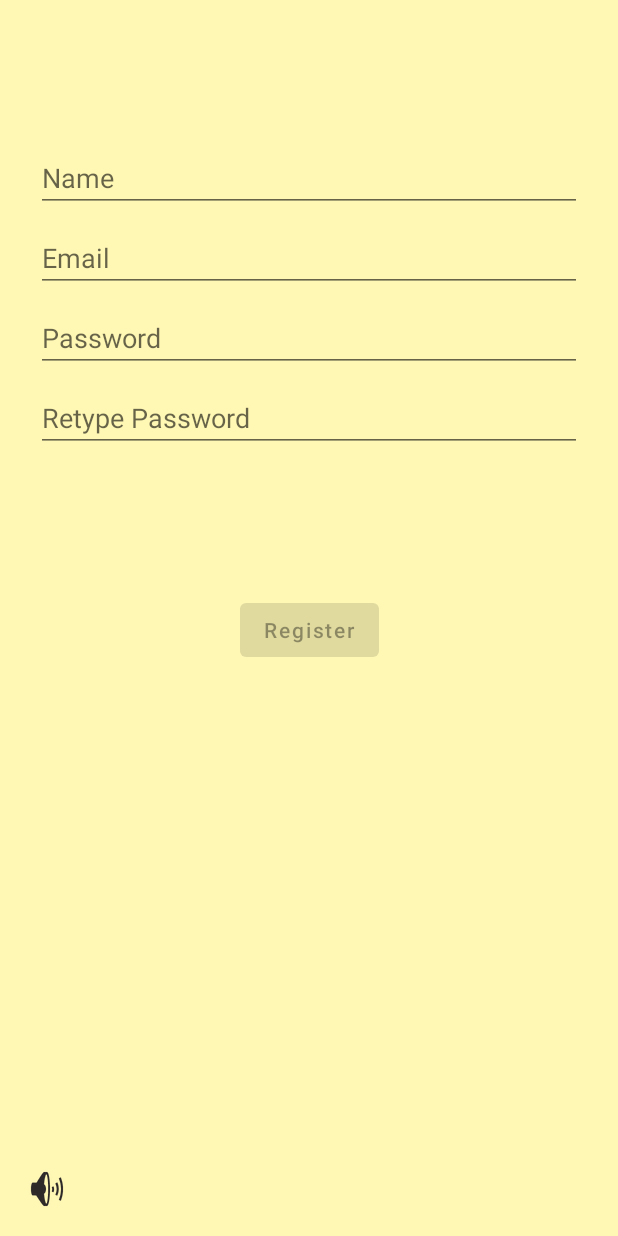
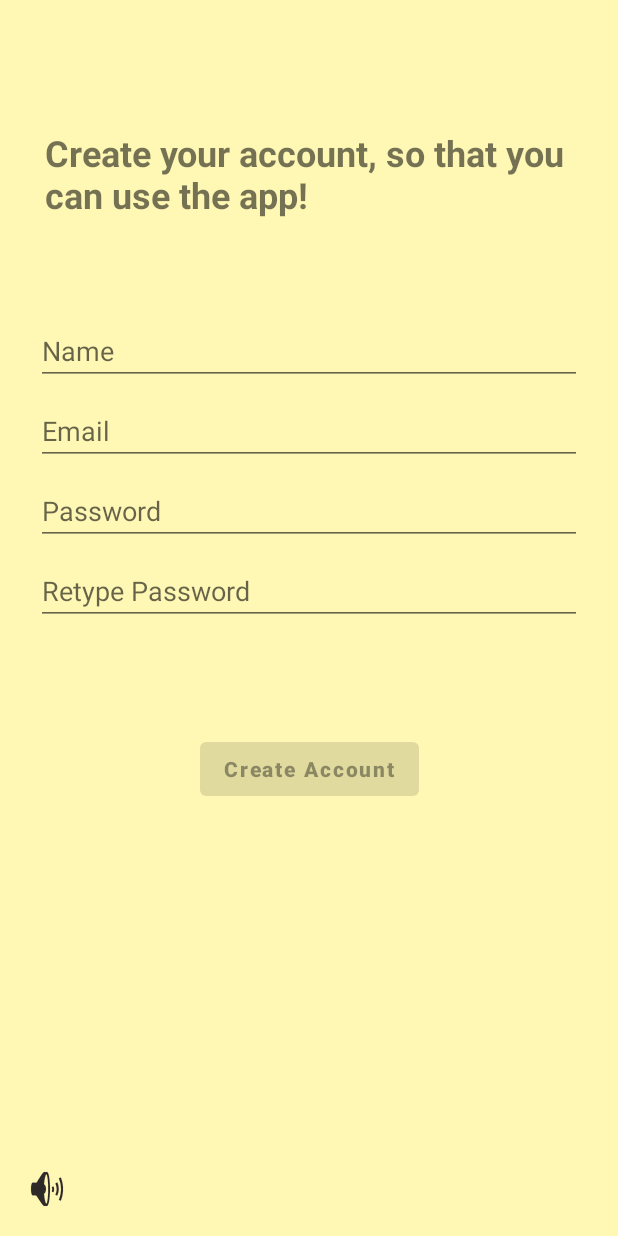
Before and after one commit to georgeaidinis/NTUA, an Android app: the SignupFragment screen opened through its navigation route, on a phone screen of 412 x 824 dp. Run offline under Robolectric (Android 15) with nearby library versions, the phone set to English and light mode, and no system bars; our stand-ins replace Firebase (no records; nobody signed in at launch, a user with empty details on screens opened directly); 1 statement that could not run was skipped.

Commit message:
done with views 1,2,3

```diff
--- a/HCI/MySecondAndroidApp/app/src/main/res/layout/activity_signup.xml
+++ b/HCI/MySecondAndroidApp/app/src/main/res/layout/activity_signup.xml
@@ -15,14 +15,14 @@
         android:layout_width="0dp"
         android:layout_height="wrap_content"
         android:layout_marginStart="24dp"
-        android:layout_marginTop="96dp"
+        android:layout_marginTop="65dp"
+
         android:layout_marginEnd="24dp"
-
         android:hint="@string/prompt_name"
         android:selectAllOnFocus="true"
         app:layout_constraintEnd_toEndOf="parent"
         app:layout_constraintStart_toStartOf="parent"
-        app:layout_constraintTop_toTopOf="parent" />
+        app:layout_constraintTop_toBottomOf="@+id/textView" />
 
     <EditText
         android:id="@+id/username"
@@ -83,6 +83,7 @@
         android:enabled="false"
         android:text="@string/action_sign_up"
         android:textAllCaps="false"
+        android:textStyle="bold"
         app:layout_constraintBottom_toBottomOf="parent"
         app:layout_constraintEnd_toEndOf="parent"
         app:layout_constraintStart_toStartOf="parent"
@@ -100,4 +101,18 @@
         app:srcCompat="@android:drawable/ic_lock_silent_mode_off"
         app:tint="#2E2929" />
 
+    <TextView
+        android:id="@+id/textView"
+        android:layout_width="0dp"
+        android:layout_height="wrap_content"
+        android:layout_marginStart="30dp"
+        android:layout_marginTop="85dp"
+        android:layout_marginEnd="30dp"
+        android:text="@string/create_acc_message"
+        android:textSize="24sp"
+        android:textStyle="bold"
+        app:layout_constraintEnd_toEndOf="parent"
+        app:layout_constraintStart_toStartOf="parent"
+        app:layout_constraintTop_toTopOf="parent" />
+
 </androidx.constraintlayout.widget.ConstraintLayout>
--- a/HCI/MySecondAndroidApp/app/src/main/res/values/strings.xml
+++ b/HCI/MySecondAndroidApp/app/src/main/res/values/strings.xml
@@ -11,9 +11,10 @@
     <string name="login_failed">"Login failed"</string>
     <!-- Strings related to signup -->
     <string name="signup_name">Register through email</string>
+    <string name="create_acc_message">Create your account, so that you can use the app!</string>
     <string name="prompt_name">Name</string>
     <string name="prompt_retype_password">Retype Password</string>
-    <string name="action_sign_up">Register</string>
+    <string name="action_sign_up">Create Account</string>
     <string name="password_mismatch">Passwords do not match</string>
     <string name="empty_name">Name is blank</string>
     <string name="signup_failed">Registration failed</string>
```
Also changed, not shown: HCI/MySecondAndroidApp/app/src/main/java/ntua/hci/mysecondandroidapp/ui/main/MainActivity.kt (+15 -6 lines), HCI/MySecondAndroidApp/app/src/main/java/ntua/hci/mysecondandroidapp/ui/owner/OwnerMain.kt (added, +99 -0 lines).
